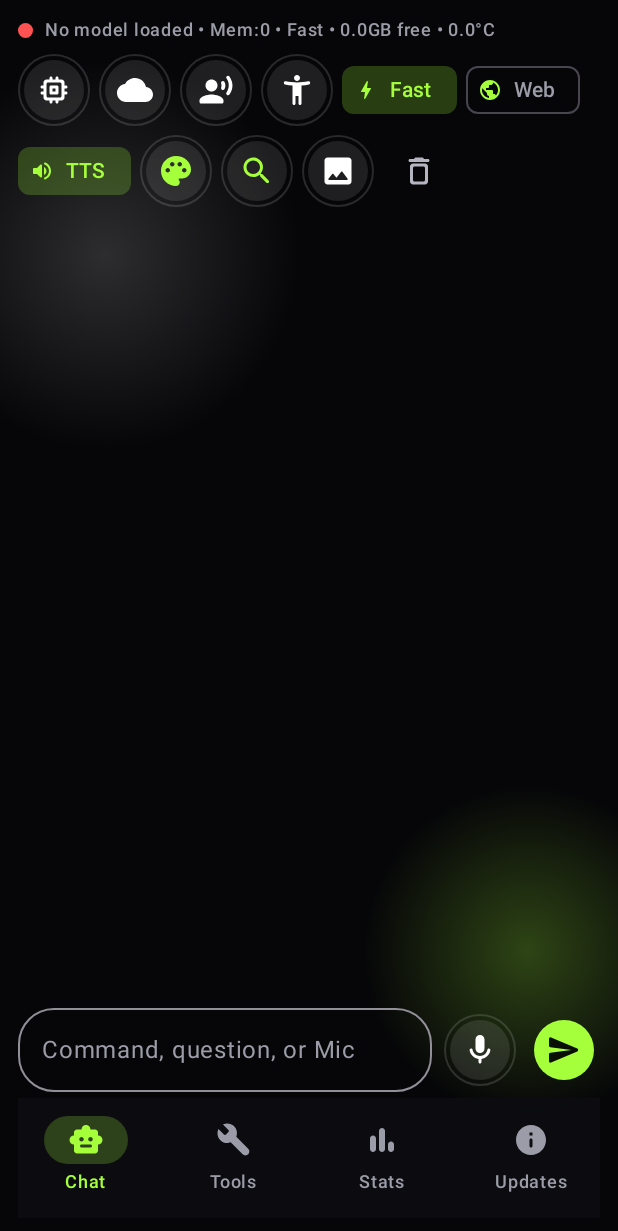
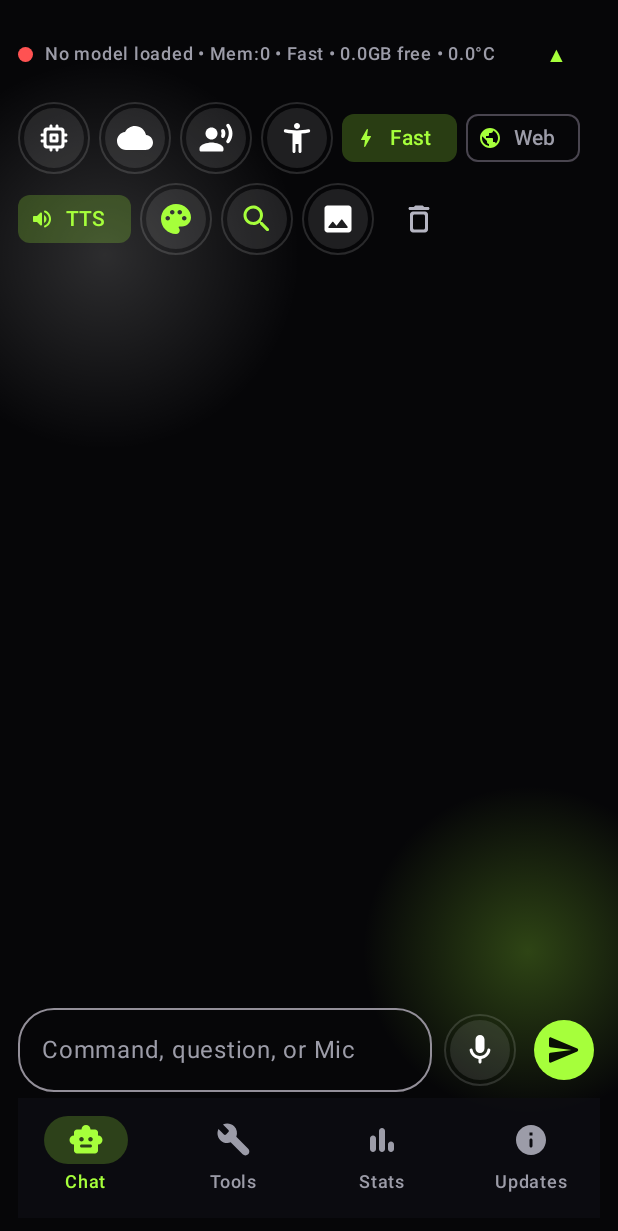
Before and after one commit to aradhyam688-cyfer/Pocket-ai, an Android app built with Jetpack Compose: the screen it shows after launch (MainActivity), on a phone screen of 412 x 824 dp. Shown: the top 1231 px of the screen. Run offline under Robolectric (Android 15) with nearby library versions, the phone set to English and light mode, and no system bars; our stand-ins replace Room's generated code; libraries missing offline, so code that uses them is left out: org.nehuatl.llamacpp; pictures from the network do not load; 1 statement that could not run was skipped.

Commit message:
Depth-adaptive /research and collapsible scroll toolbar

```diff
--- a/app/src/main/java/com/pocketai/app/MainActivity.kt
+++ b/app/src/main/java/com/pocketai/app/MainActivity.kt
@@ -16,6 +16,7 @@ import androidx.compose.foundation.layout.*
 import androidx.compose.foundation.lazy.LazyColumn
 import androidx.compose.foundation.lazy.items
 import androidx.compose.foundation.lazy.rememberLazyListState
+import androidx.compose.animation.*
 import androidx.compose.foundation.clickable
 import androidx.compose.foundation.rememberScrollState
 import androidx.compose.foundation.verticalScroll
@@ -544,17 +545,23 @@ fun PocketAIScreen(sharedText: String? = null, initialStream: android.net.Uri? =
                 activeTask?.let { t -> if (t.status == TaskStatus.RUNNING || t.status == TaskStatus.PAUSED) append(" • ${t.currentStepIndex + 1}/${t.plan.size}") }
                 voiceStatus?.let { append(" • $it") }
             }
-            Row(verticalAlignment = Alignment.CenterVertically, horizontalArrangement = Arrangement.spacedBy(8.dp)) {
+            var manualToolbar by remember { mutableStateOf<Boolean?>(null) }
+            val isScrolledDown by remember { derivedStateOf { listState.isScrollInProgress && listState.firstVisibleItemIndex > 0 } }
+            val atBottom by remember { derivedStateOf { !listState.canScrollForward } }
+            val showToolbar = manualToolbar ?: (listState.firstVisibleItemIndex == 0 || (!atBottom && !isScrolledDown))
+            Row(verticalAlignment = Alignment.CenterVertically, horizontalArrangement = Arrangement.spacedBy(8.dp), modifier = Modifier.fillMaxWidth()) {
                 val dotColor = when {
                     isListening -> Color(0xFFFFB300)
                     status.startsWith("Ready") -> accentColor
                     else -> Color(0xFFFF5252)
                 }
                 Box(modifier = Modifier.size(10.dp).clip(CircleShape).background(dotColor))
-                Text(text = header, style = MaterialTheme.typography.labelMedium, color = MaterialTheme.colorScheme.onSurfaceVariant)
+                Text(text = header, style = MaterialTheme.typography.labelMedium, color = MaterialTheme.colorScheme.onSurfaceVariant, modifier = Modifier.weight(1f))
+                TextButton(onClick = { manualToolbar = !(manualToolbar ?: showToolbar) }, contentPadding = PaddingValues(horizontal = 6.dp, vertical = 0.dp)) { Text(if (showToolbar) "▲" else "▼", color = accentColor) }
             }
             Spacer(Modifier.height(8.dp))
 
+            AnimatedVisibility(visible = showToolbar, enter = expandVertically() + fadeIn(), exit = shrinkVertically() + fadeOut()) {
             FlowRow(horizontalArrangement = Arrangement.spacedBy(6.dp), verticalArrangement = Arrangement.spacedBy(6.dp)) {
                 FilledTonalIconButton(colors = IconButtonDefaults.filledTonalIconButtonColors(containerColor = GlassFill, contentColor = Color.White), modifier = Modifier.border(1.dp, dynBorder, CircleShape), onClick = { showModelsDialog = true }) { Icon(Icons.Rounded.Memory, contentDescription = "Models") }
                 FilledTonalIconButton(colors = IconButtonDefaults.filledTonalIconButtonColors(containerColor = GlassFill, contentColor = Color.White), modifier = Modifier.border(1.dp, dynBorder, CircleShape), onClick = { showCloudDialog = true }) { Icon(Icons.Rounded.Cloud, contentDescription = "API") }
@@ -576,7 +583,8 @@ fun PocketAIScreen(sharedText: String? = null, initialStream: android.net.Uri? =
                     FilledIconButton(onClick = { voice.stopSpeaking(); vm.stopNavigation() }, colors = IconButtonDefaults.filledIconButtonColors(containerColor = MaterialTheme.colorScheme.error)) { Icon(Icons.Rounded.Stop, contentDescription = "Stop") }
                 }
             }
-            Spacer(Modifier.height(8.dp))
+            }
+            Spacer(Modifier.height(6.dp))
 
             LazyColumn(state = listState, modifier = Modifier.weight(1f).fillMaxWidth(), verticalArrangement = Arrangement.spacedBy(8.dp)) {
                 items(messages) { msg ->
```
Also changed, not shown: app/src/main/java/com/pocketai/app/MainViewModel.kt (+12 -7 lines).
